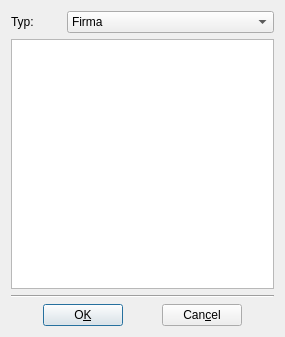
The window that KontrahenciLista.ui (juliagoda/qfaktury) describes before a commit, drawn with Qt 5.
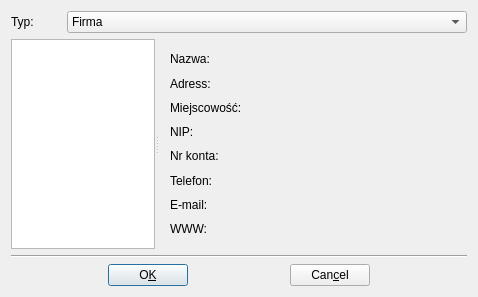
The same window after the commit.

The edit to the form file:
```diff
--- a/KontrahenciLista.ui
+++ b/KontrahenciLista.ui
@@ -5,16 +5,18 @@
    <rect>
     <x>0</x>
     <y>0</y>
-    <width>285</width>
-    <height>337</height>
+    <width>478</width>
+    <height>297</height>
    </rect>
   </property>
   <property name="windowTitle" >
    <string>Wybierz kontrahenta z listy</string>
   </property>
-  <layout class="QGridLayout" >
+  <layout class="QGridLayout" name="gridLayout" >
    <item row="0" column="0" >
-    <layout class="QHBoxLayout" >
+    <layout class="QVBoxLayout" name="verticalLayout_2" >
+     <item>
+      <layout class="QHBoxLayout" name="headarLayout" >
      <item>
       <widget class="QLabel" name="textLabel1" >
        <property name="maximumSize" >
@@ -47,20 +49,334 @@
      </item>
     </layout>
    </item>
-   <item row="1" column="0" >
-    <widget class="QListWidget" name="listBox1" />
-   </item>
-   <item row="3" column="0" >
-    <layout class="QHBoxLayout" >
+     <item>
+      <widget class="QSplitter" name="splitter" >
+       <property name="orientation" >
+        <enum>Qt::Horizontal</enum>
+       </property>
+       <widget class="QListWidget" name="listBox1" >
+        <property name="maximumSize" >
+         <size>
+          <width>200</width>
+          <height>16777215</height>
+         </size>
+        </property>
+       </widget>
+       <widget class="QWidget" name="" >
+        <layout class="QVBoxLayout" name="verticalLayout" >
+         <item>
+          <layout class="QHBoxLayout" name="horizontalLayout" >
+           <item>
+            <widget class="QLabel" name="labelName" >
+             <property name="minimumSize" >
+              <size>
+               <width>80</width>
+               <height>0</height>
+              </size>
+             </property>
+             <property name="maximumSize" >
+              <size>
+               <width>80</width>
+               <height>16777215</height>
+              </size>
+             </property>
+             <property name="text" >
+              <string>Nazwa:</string>
+             </property>
+            </widget>
+           </item>
      <item>
-      <spacer>
+            <widget class="QLabel" name="labelNameE" >
+             <property name="minimumSize" >
+              <size>
+               <width>200</width>
+               <height>0</height>
+              </size>
+             </property>
+             <property name="text" >
+              <string/>
+             </property>
+            </widget>
+           </item>
+          </layout>
+         </item>
+         <item>
+          <layout class="QHBoxLayout" name="horizontalLayout_2" >
+           <item>
+            <widget class="QLabel" name="labelAddress" >
+             <property name="minimumSize" >
+              <size>
+               <width>80</width>
+               <height>0</height>
+              </size>
+             </property>
+             <property name="maximumSize" >
+              <size>
+               <width>80</width>
+               <height>16777215</height>
+              </size>
+             </property>
+             <property name="text" >
+              <string>Adress:</string>
+             </property>
+            </widget>
+           </item>
+           <item>
+            <widget class="QLabel" name="labelAddressE" >
+             <property name="minimumSize" >
+              <size>
+               <width>200</width>
+               <height>0</height>
+              </size>
+             </property>
+             <property name="text" >
+              <string/>
+             </property>
+            </widget>
+           </item>
+          </layout>
+         </item>
+         <item>
+          <layout class="QHBoxLayout" name="horizontalLayout_3" >
+           <item>
+            <widget class="QLabel" name="labelCity" >
+             <property name="minimumSize" >
+              <size>
+               <width>80</width>
+               <height>0</height>
+              </size>
+             </property>
+             <property name="maximumSize" >
+              <size>
+               <width>80</width>
+               <height>16777215</height>
+              </size>
+             </property>
+             <property name="text" >
+              <string>Miejscowość:</string>
+             </property>
+            </widget>
+           </item>
+           <item>
+            <widget class="QLabel" name="labelCityE" >
+             <property name="minimumSize" >
+              <size>
+               <width>200</width>
+               <height>0</height>
+              </size>
+             </property>
+             <property name="text" >
+              <string/>
+             </property>
+            </widget>
+           </item>
+          </layout>
+         </item>
+         <item>
+          <layout class="QHBoxLayout" name="horizontalLayout_4" >
+           <item>
+            <widget class="QLabel" name="labelTic" >
+             <property name="minimumSize" >
+              <size>
+               <width>80</width>
+               <height>0</height>
+              </size>
+             </property>
+             <property name="maximumSize" >
+              <size>
+               <width>80</width>
+               <height>16777215</height>
+              </size>
+             </property>
+             <property name="text" >
+              <string>NIP:</string>
+             </property>
+            </widget>
+           </item>
+           <item>
+            <widget class="QLabel" name="labelTicE" >
+             <property name="minimumSize" >
+              <size>
+               <width>200</width>
+               <height>0</height>
+              </size>
+             </property>
+             <property name="text" >
+              <string/>
+             </property>
+            </widget>
+           </item>
+          </layout>
+         </item>
+         <item>
+          <layout class="QHBoxLayout" name="horizontalLayout_5" >
+           <item>
+            <widget class="QLabel" name="labelAccount" >
+             <property name="minimumSize" >
+              <size>
+               <width>80</width>
+               <height>0</height>
+              </size>
+             </property>
+             <property name="maximumSize" >
+              <size>
+               <width>80</width>
+               <height>16777215</height>
+              </size>
+             </property>
+             <property name="text" >
+              <string>Nr konta:</string>
+             </property>
+            </widget>
+           </item>
+           <item>
+            <widget class="QLabel" name="labelAccountE" >
+             <property name="minimumSize" >
+              <size>
+               <width>200</width>
+               <height>0</height>
+              </size>
+             </property>
+             <property name="text" >
+              <string/>
+             </property>
+            </widget>
+           </item>
+          </layout>
+         </item>
+         <item>
+          <layout class="QHBoxLayout" name="horizontalLayout_6" >
+           <item>
+            <widget class="QLabel" name="labelPhone" >
+             <property name="minimumSize" >
+              <size>
+               <width>80</width>
+               <height>0</height>
+              </size>
+             </property>
+             <property name="maximumSize" >
+              <size>
+               <width>80</width>
+               <height>16777215</height>
+              </size>
+             </property>
+             <property name="text" >
+              <string>Telefon:</string>
+             </property>
+            </widget>
+           </item>
+           <item>
+            <widget class="QLabel" name="labelPhoneE" >
+             <property name="minimumSize" >
+              <size>
+               <width>200</width>
+               <height>0</height>
+              </size>
+             </property>
+             <property name="text" >
+              <string/>
+             </property>
+            </widget>
+           </item>
+          </layout>
+         </item>
+         <item>
+          <layout class="QHBoxLayout" name="horizontalLayout_7" >
+           <item>
+            <widget class="QLabel" name="labelEmail" >
+             <property name="minimumSize" >
+              <size>
+               <width>80</width>
+               <height>0</height>
+              </size>
+             </property>
+             <property name="maximumSize" >
+              <size>
+               <width>80</width>
+               <height>16777215</height>
+              </size>
+             </property>
+             <property name="text" >
+              <string>E-mail:</string>
+             </property>
+            </widget>
+           </item>
+           <item>
+            <widget class="QLabel" name="labelEmailE" >
+             <property name="minimumSize" >
+              <size>
+               <width>200</width>
+               <height>0</height>
+              </size>
+             </property>
+             <property name="text" >
+              <string/>
+             </property>
+            </widget>
+           </item>
+          </layout>
+         </item>
+         <item>
+          <layout class="QHBoxLayout" name="horizontalLayout_8" >
+           <item>
+            <widget class="QLabel" name="labelWWW" >
+             <property name="minimumSize" >
+              <size>
+               <width>80</width>
+               <height>0</height>
+              </size>
+             </property>
+             <property name="maximumSize" >
+              <size>
+               <width>80</width>
+               <height>16777215</height>
+              </size>
+             </property>
+             <property name="text" >
+              <string>WWW:</string>
+             </property>
+            </widget>
+           </item>
+           <item>
+            <widget class="QLabel" name="labelWWWE" >
+             <property name="minimumSize" >
+              <size>
+               <width>200</width>
+               <height>0</height>
+              </size>
+             </property>
+             <property name="text" >
+              <string/>
+             </property>
+            </widget>
+           </item>
+          </layout>
+         </item>
+        </layout>
+       </widget>
+      </widget>
+     </item>
+     <item>
+      <widget class="Line" name="line4" >
+       <property name="frameShape" >
+        <enum>QFrame::HLine</enum>
+       </property>
+       <property name="frameShadow" >
+        <enum>QFrame::Sunken</enum>
+       </property>
+      </widget>
+     </item>
+     <item>
+      <layout class="QHBoxLayout" name="buttonLayout" >
+       <item>
+        <spacer name="spacerRight" >
        <property name="orientation" >
         <enum>Qt::Horizontal</enum>
        </property>
        <property name="sizeType" >
         <enum>QSizePolicy::Expanding</enum>
        </property>
-       <property name="sizeHint" >
+         <property name="sizeHint" stdset="0" >
         <size>
          <width>40</width>
          <height>20</height>
@@ -79,14 +395,14 @@
       </widget>
      </item>
      <item>
-      <spacer>
+        <spacer name="spacerMiddle" >
        <property name="orientation" >
         <enum>Qt::Horizontal</enum>
        </property>
        <property name="sizeType" >
         <enum>QSizePolicy::Expanding</enum>
        </property>
-       <property name="sizeHint" >
+         <property name="sizeHint" stdset="0" >
         <size>
          <width>40</width>
          <height>20</height>
@@ -105,14 +421,14 @@
       </widget>
      </item>
      <item>
-      <spacer>
+        <spacer name="spacerLeft" >
        <property name="orientation" >
         <enum>Qt::Horizontal</enum>
        </property>
        <property name="sizeType" >
         <enum>QSizePolicy::Expanding</enum>
        </property>
-       <property name="sizeHint" >
+         <property name="sizeHint" stdset="0" >
         <size>
          <width>40</width>
          <height>20</height>
@@ -122,15 +438,7 @@
      </item>
     </layout>
    </item>
-   <item row="2" column="0" >
-    <widget class="Line" name="line4" >
-     <property name="frameShape" >
-      <enum>QFrame::HLine</enum>
-     </property>
-     <property name="frameShadow" >
-      <enum>QFrame::Sunken</enum>
-     </property>
-    </widget>
+    </layout>
    </item>
   </layout>
  </widget>
```
Left out of the diff: 67 changed lines with no effect on the pictures. Lines whose indentation alone changed are shown as unchanged.
